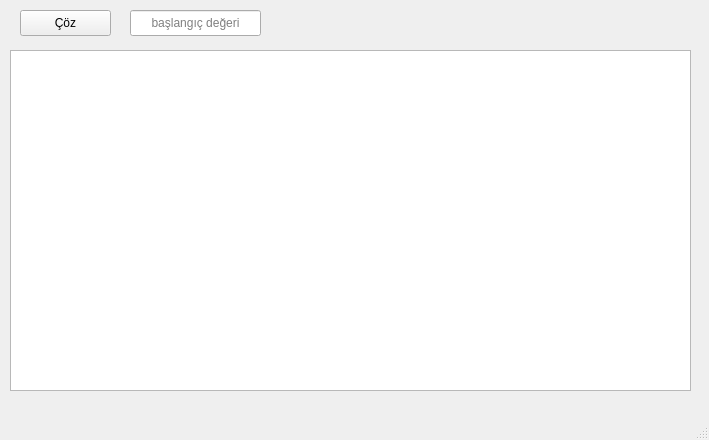
Above: newton-yontemi/mainwindow.ui from lacriment/sayisal-cozumleme before the change. Below: the same form after it.
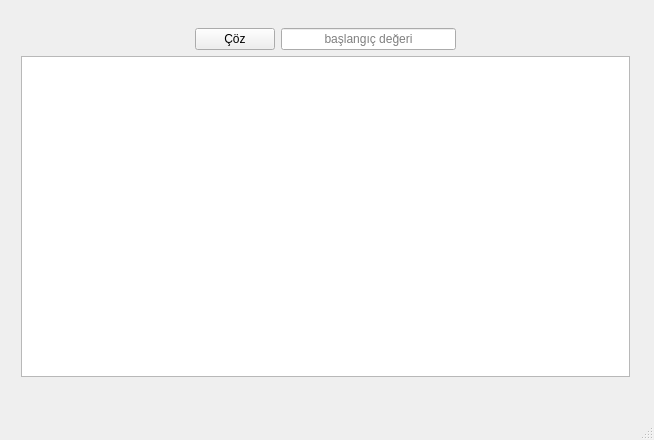
That is the form after the change.

Diff of the .ui file:
```diff
--- a/newton-yontemi/mainwindow.ui
+++ b/newton-yontemi/mainwindow.ui
@@ -6,7 +6,7 @@
    <rect>
     <x>0</x>
     <y>0</y>
-    <width>709</width>
+    <width>654</width>
     <height>440</height>
    </rect>
   </property>
@@ -14,44 +14,67 @@
    <string>MainWindow</string>
   </property>
   <widget class="QWidget" name="centralWidget">
-   <widget class="QPushButton" name="solve">
-    <property name="geometry">
-     <rect>
-      <x>20</x>
-      <y>10</y>
-      <width>91</width>
-      <height>26</height>
-     </rect>
-    </property>
-    <property name="text">
-     <string>Çöz</string>
-    </property>
-   </widget>
-   <widget class="QTableWidget" name="tableWidget">
+   <widget class="QWidget" name="">
     <property name="geometry">
      <rect>
       <x>10</x>
-      <y>50</y>
-      <width>681</width>
-      <height>341</height>
+      <y>17</y>
+      <width>631</width>
+      <height>371</height>
      </rect>
     </property>
-   </widget>
-   <widget class="QLineEdit" name="le_baslangic">
-    <property name="geometry">
-     <rect>
-      <x>130</x>
-      <y>10</y>
-      <width>131</width>
-      <height>26</height>
-     </rect>
-    </property>
-    <property name="alignment">
-     <set>Qt::AlignCenter</set>
-    </property>
-    <property name="placeholderText">
-     <string>başlangıç değeri</string>
-    </property>
+    <layout class="QGridLayout" name="gridLayout_2">
+     <item row="0" column="0">
+      <layout class="QGridLayout" name="gridLayout">
+       <item row="0" column="0">
+        <spacer name="horizontalSpacer_2">
+         <property name="orientation">
+          <enum>Qt::Horizontal</enum>
+         </property>
+         <property name="sizeHint" stdset="0">
+          <size>
+           <width>40</width>
+           <height>20</height>
+          </size>
+         </property>
+        </spacer>
+       </item>
+       <item row="0" column="2">
+        <widget class="QLineEdit" name="le_baslangic">
+         <property name="alignment">
+          <set>Qt::AlignCenter</set>
+         </property>
+         <property name="placeholderText">
+          <string>başlangıç değeri</string>
+         </property>
+        </widget>
+       </item>
+       <item row="0" column="1">
+        <widget class="QPushButton" name="solve">
+         <property name="text">
+          <string>Çöz</string>
+         </property>
+        </widget>
+       </item>
+       <item row="0" column="3">
+        <spacer name="horizontalSpacer_3">
+         <property name="orientation">
+          <enum>Qt::Horizontal</enum>
+         </property>
+         <property name="sizeHint" stdset="0">
+          <size>
+           <width>40</width>
+           <height>20</height>
+          </size>
+         </property>
+        </spacer>
+       </item>
+      </layout>
+     </item>
+     <item row="1" column="0">
+      <widget class="QTableWidget" name="tableWidget"/>
+     </item>
+    </layout>
    </widget>
   </widget>
   <widget class="QMenuBar" name="menuBar">
```
Left out of the diff: 2 changed lines with no effect on the pictures.
